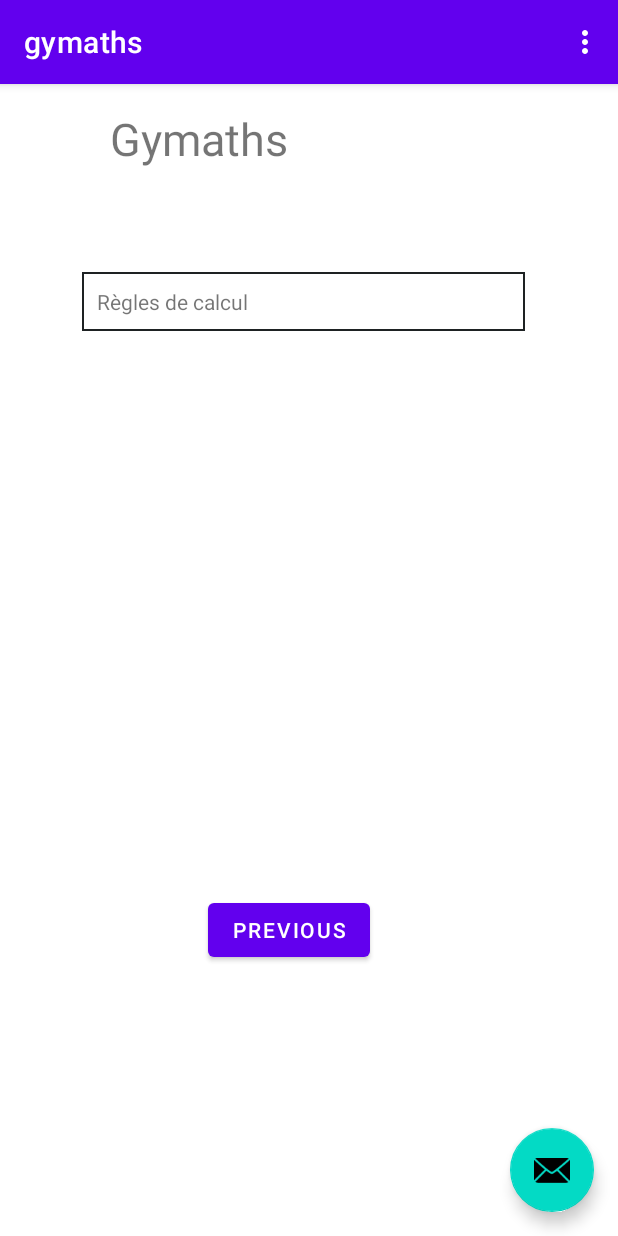
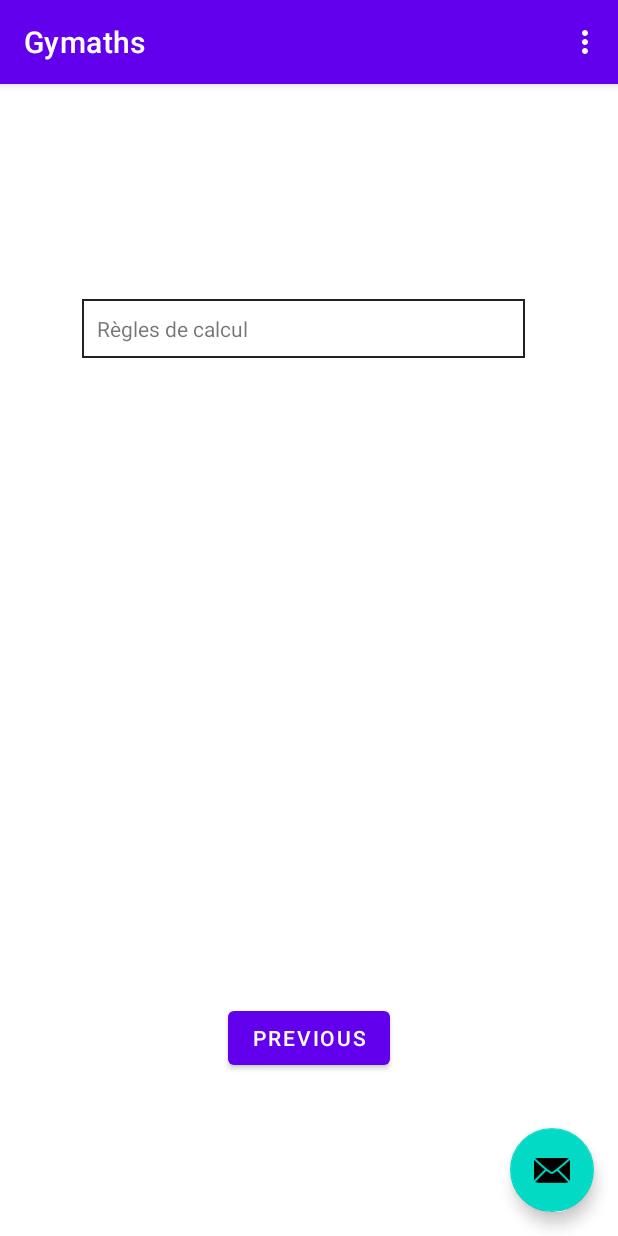
Before and after one commit to TheBoje/Gymaths, an Android app: the SecondFragment screen opened through its navigation route, on a phone screen of 412 x 824 dp. Run offline under Robolectric (Android 15) with nearby library versions, the phone set to English and light mode, and no system bars.

Commit message:
Le nom de l'application est maintenant bien affiché dans le coin haut-gauche de l'application. Note pour Yann: les 3 petits points sont les options sont déjà implantés dans l'interface

```diff
--- a/gymaths/app/src/main/res/layout/fragment_second.xml
+++ b/gymaths/app/src/main/res/layout/fragment_second.xml
@@ -11,27 +11,12 @@
         android:id="@+id/button_second"
         android:layout_width="wrap_content"
         android:layout_height="wrap_content"
-        android:layout_marginBottom="180dp"
+        android:layout_marginBottom="108dp"
         android:text="@string/previous"
         app:layout_constraintBottom_toBottomOf="parent"
         app:layout_constraintEnd_toEndOf="parent"
-        app:layout_constraintHorizontal_bias="0.457"
-        app:layout_constraintStart_toStartOf="parent"
-        app:layout_constraintTop_toBottomOf="@id/textview_second" />
+        app:layout_constraintStart_toStartOf="parent" />
 
-    <TextView
-        android:id="@+id/textView"
-        android:layout_width="wrap_content"
-        android:layout_height="wrap_content"
-        android:layout_marginStart="16dp"
-        android:layout_marginLeft="16dp"
-        android:layout_marginTop="16dp"
-        android:text="@string/gymaths"
-        android:textSize="30sp"
-        app:layout_constraintEnd_toEndOf="parent"
-        app:layout_constraintHorizontal_bias="0.206"
-        app:layout_constraintStart_toStartOf="parent"
-        app:layout_constraintTop_toTopOf="parent" />
 
     <TextView
         android:id="@+id/textView4"
--- a/gymaths/app/src/main/res/values/strings.xml
+++ b/gymaths/app/src/main/res/values/strings.xml
@@ -1,5 +1,5 @@
 <resources>
-    <string name="app_name">gymaths</string>
+    <string name="app_name">Gymaths</string>
     <string name="action_settings">Settings</string>
     <!-- Strings used for fragments for navigation -->
     <string name="first_fragment_label">First Fragment</string>
```
Also changed, not shown: gymaths/app/src/main/res/layout/fragment_first.xml (+1 -16 lines).
